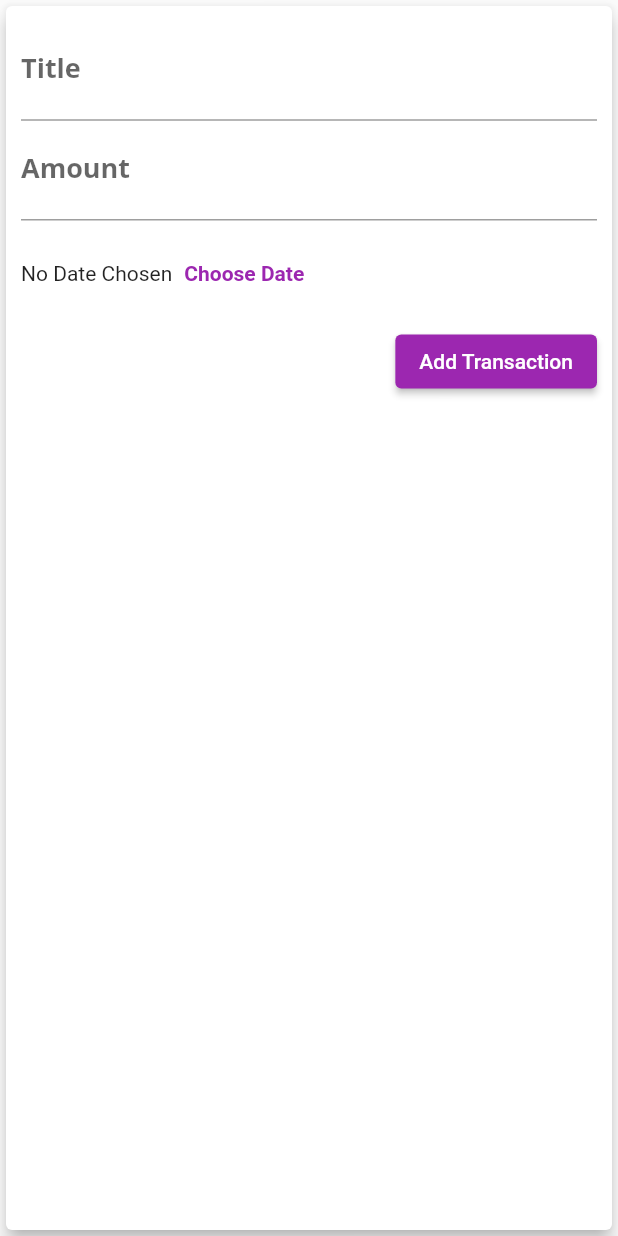
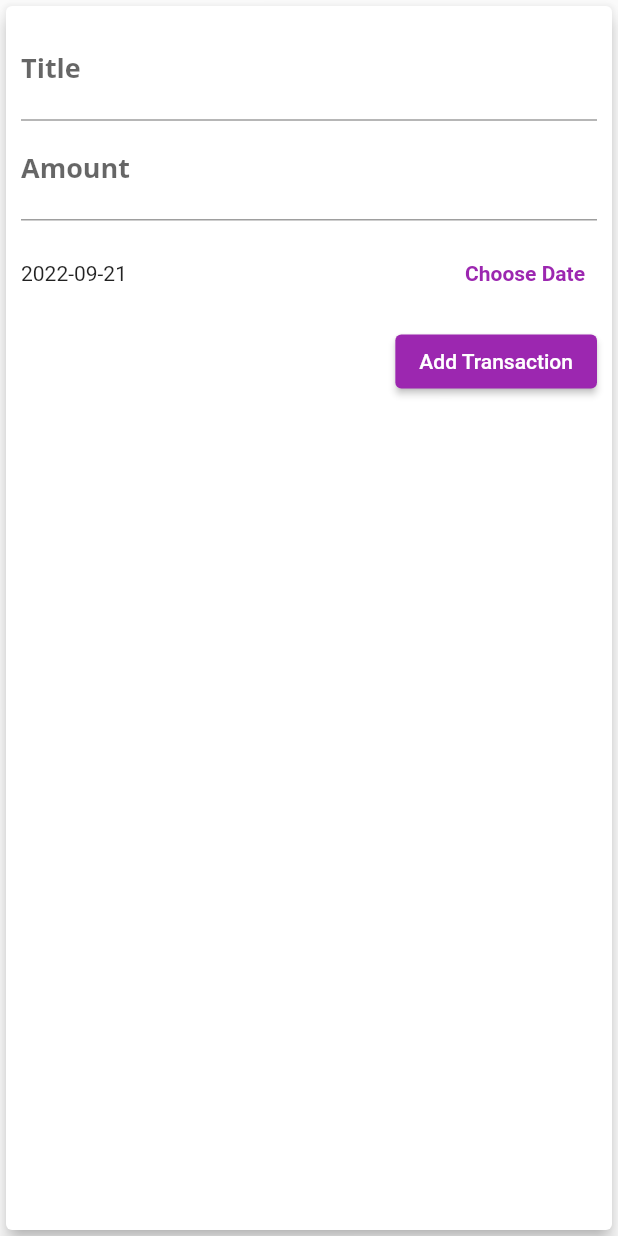
Before and after one commit to arnab/flutter_playground_expenses, a Flutter app: the NewTransaction widget shown alone on an empty page, opened directly with empty values, after a tap on "Add Transaction", on a phone screen of 412 x 824 dp. Run offline on Flutter 3.47's test engine with Material 2 defaults, Android fonts, the light colour scheme and no system bars; missing offline and left inert: dart:ffi, money2.

Commit message:
save transactions with a use chosen date (as a Future)

```diff
--- a/lib/main.dart
+++ b/lib/main.dart
@@ -97,12 +97,12 @@ class _MyHomePageState extends State<MyHomePage> {
     }).toList();
   }
 
-  void _addNewTransaction(String title, double amount) {
+  void _addNewTransaction(String title, double amount, DateTime date) {
     final tx = Transaction(
       id: _uuid.v4(),
       title: title,
       amount: amount,
-      createdAt: DateTime.now(),
+      createdAt: date,
     );
 
     setState(() {
--- a/lib/widgets/new_transaction.dart
+++ b/lib/widgets/new_transaction.dart
@@ -1,4 +1,5 @@
 import 'package:flutter/material.dart';
+import 'package:intl/intl.dart';
 
 class NewTransaction extends StatefulWidget {
   const NewTransaction(this._addNewTransaction, {Key? key}) : super(key: key);
@@ -11,10 +12,14 @@ class NewTransaction extends StatefulWidget {
 
 class _NewTransactionState extends State<NewTransaction> {
   final _titleEditingController = TextEditingController();
-
   final _amountEditingController = TextEditingController();
+  DateTime _selectedDate = DateTime.now();
 
   void _submitTransaction() {
+    if (_amountEditingController.text.isEmpty) {
+      return;
+    }
+
     final title = _titleEditingController.text;
     final amount = double.parse(_amountEditingController.text);
 
@@ -22,7 +27,7 @@ class _NewTransactionState extends State<NewTransaction> {
       return;
     }
 
-    widget._addNewTransaction(title, amount);
+    widget._addNewTransaction(title, amount, _selectedDate);
     Navigator.of(context).pop();
   }
 
@@ -32,7 +37,14 @@ class _NewTransactionState extends State<NewTransaction> {
       initialDate: DateTime.now(),
       firstDate: DateTime.now().subtract(const Duration(days: 365)),
       lastDate: DateTime.now(),
-    );
+    ).then((date) {
+      if (date == null) {
+        return;
+      }
+      setState(() {
+        _selectedDate = date;
+      });
+    });
   }
 
   @override
@@ -60,7 +72,9 @@ class _NewTransactionState extends State<NewTransaction> {
               height: 70,
               child: Row(
                 children: [
-                  const Text('No Date Chosen'),
+                  Expanded(
+                    child: Text(DateFormat('yyyy-MM-dd').format(_selectedDate)),
+                  ),
                   TextButton(
                     onPressed: _showDatePicker,
                     child: const Text(
```
